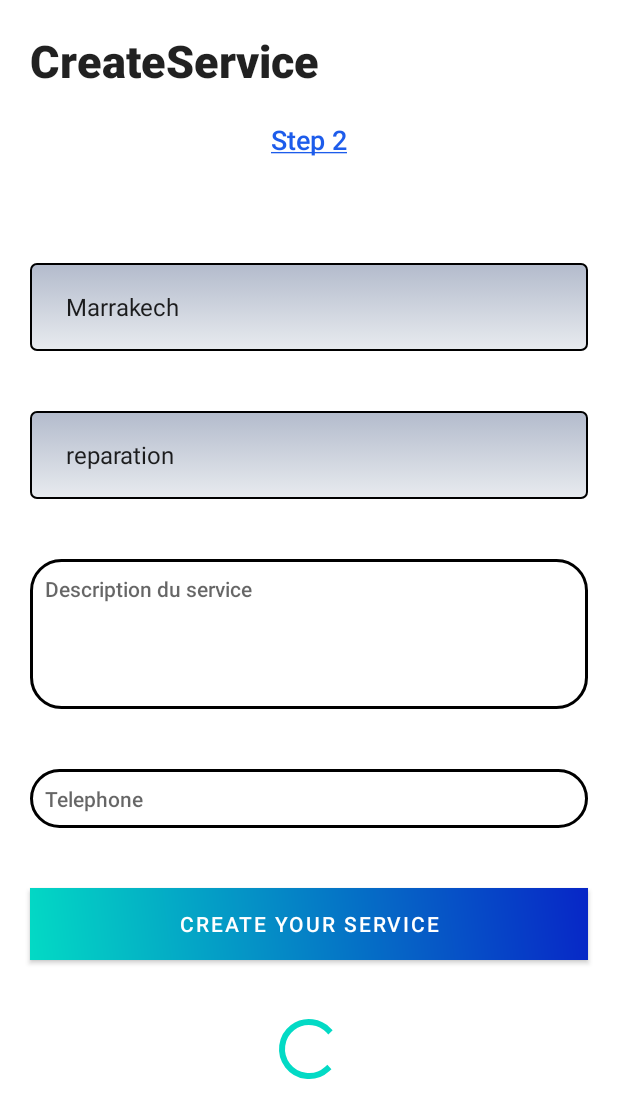
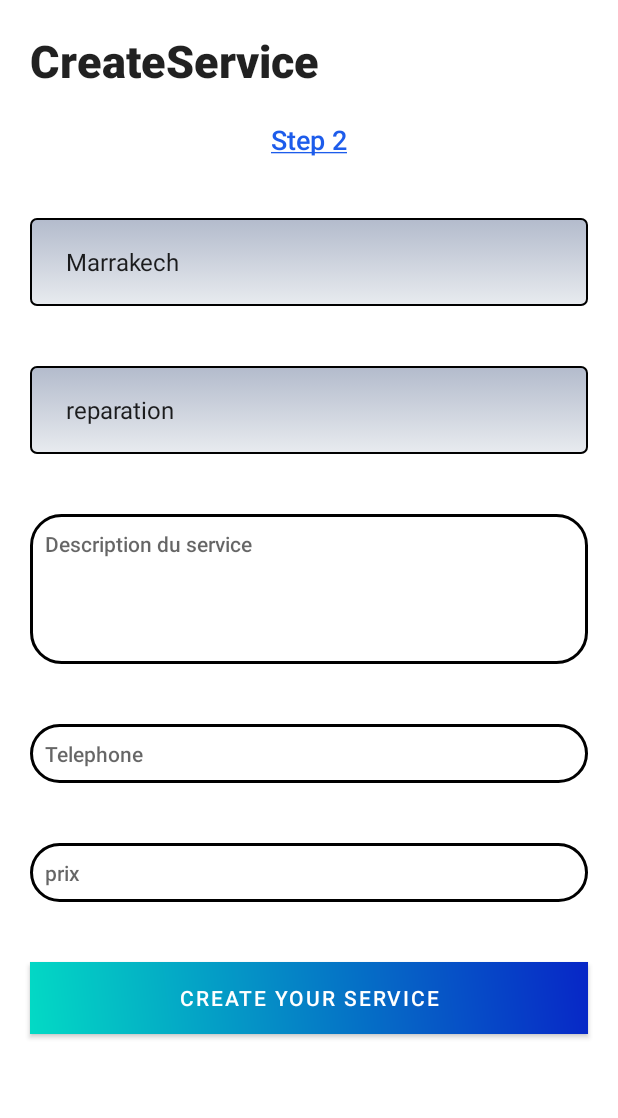
Before and after one commit to Abiree/Khadamat, an Android app: the CreateService screen opened directly, with no data from a screen before it, on a phone screen of 412 x 824 dp. Shown: the top 1118 px of the screen. Run offline under Robolectric (Android 15) with nearby library versions, the phone set to English and light mode, and no system bars; our stand-ins replace Firebase (no records; nobody signed in at launch, a user with empty details on screens opened directly).

```diff
--- a/app/src/main/java/com/example/khadamat/Home/HomeActivity.java
+++ b/app/src/main/java/com/example/khadamat/Home/HomeActivity.java
@@ -44,16 +44,12 @@ public class HomeActivity extends AppCompatActivity {
         }
         //adapter settings;
         serviceList = new ArrayList<>();
-
-
         recyclerView = (RecyclerView)findViewById(R.id.recyclerview);
         recyclerView.setHasFixedSize(true);
         recyclerView.setLayoutManager(new LinearLayoutManager(this));
-        adapter = new ServiceAdapter(this, serviceList);
+        adapter = new ServiceAdapter(getApplicationContext(), serviceList);
         recyclerView.setAdapter(adapter);
-
         //SELECT * from USERS
-
         database = FirebaseDatabase.getInstance();
         ref = database.getReference("Users");
         ref.addListenerForSingleValueEvent(valueEventListener);
--- a/app/src/main/res/layout/activity_createservice.xml
+++ b/app/src/main/res/layout/activity_createservice.xml
@@ -41,7 +41,7 @@
             android:layout_width="match_parent"
             android:layout_height="wrap_content"
             android:layout_marginLeft="20dp"
-            android:layout_marginTop="50dp"
+            android:layout_marginTop="20dp"
             android:layout_marginRight="20dp"
             android:layout_marginBottom="20dp"
             android:background="@drawable/gradient_spinner"
@@ -87,10 +87,21 @@
             android:ems="10"
             android:hint="@string/telephone"
             android:inputType="number"
-
             android:background="@drawable/edittextborder"
             android:padding="10dp"
             android:autofillHints="@string/telephone" />
+        <EditText
+            android:id="@+id/Price"
+            android:textAppearance="@style/TextAppearance.AppCompat.Body2"
+            android:layout_width="match_parent"
+            android:layout_height="wrap_content"
+            android:layout_margin="20dp"
+            android:ems="10"
+            android:hint="@string/Prix"
+            android:inputType="number"
+            android:background="@drawable/edittextborder"
+            android:padding="10dp"
+            android:autofillHints="@string/prix" />
 
         <Button
             android:id="@+id/button2"
@@ -115,6 +126,6 @@
             android:layout_marginTop="30dp"
             android:layout_marginEnd="32dp"
             android:layout_marginBottom="64dp"
-            android:visibility="visible" />
+            android:visibility="gone" />
     </LinearLayout>
 </ScrollView>
--- a/app/src/main/res/layout/activity_home.xml
+++ b/app/src/main/res/layout/activity_home.xml
@@ -38,8 +38,7 @@
               android:layout_weight="1"
               android:contentDescription="@string/img_desc_avatar"
               android:onClick="goprofile"
-              app:srcCompat="@drawable/profile_img"
-              />
+              app:srcCompat="@drawable/profile_image" />
 
       </LinearLayout>
 
--- a/app/src/main/res/layout/activity_profile.xml
+++ b/app/src/main/res/layout/activity_profile.xml
@@ -33,7 +33,7 @@
                 android:layout_height="@dimen/ProfileImageDim"
                 android:layout_marginTop="10dp"
                 android:layout_weight="1"
-                android:background="@drawable/profile_img"
+                android:background="@drawable/profile_image"
                 android:padding="5dp"
                 app:shapeAppearanceOverlay="@style/Circular"
                 app:strokeColor="@android:color/holo_blue_light"
--- a/app/src/main/res/layout/activity_settings.xml
+++ b/app/src/main/res/layout/activity_settings.xml
@@ -27,7 +27,7 @@
                 android:layout_height="@dimen/ProfileImageDim"
                 android:layout_marginTop="10dp"
                 android:layout_weight="1"
-                android:background="@drawable/profile_img"
+                android:background="@drawable/profile_image"
                 android:padding="5dp"
                 app:shapeAppearanceOverlay="@style/Circular"
                 app:strokeColor="@android:color/holo_blue_light"
--- a/app/src/main/res/layout/card_layout.xml
+++ b/app/src/main/res/layout/card_layout.xml
@@ -5,11 +5,14 @@
     android:orientation="vertical">
 
     <androidx.cardview.widget.CardView
+        android:id="@+id/card"
         android:layout_width="match_parent"
         android:layout_height="wrap_content"
-        android:layout_margin="5dp">
+        android:layout_margin="5dp"
+       >
 
         <RelativeLayout
+            android:id="@+id/lay"
             android:layout_width="match_parent"
             android:layout_height="wrap_content"
             android:padding="8dp">
--- a/app/src/main/res/values/strings.xml
+++ b/app/src/main/res/values/strings.xml
@@ -70,4 +70,5 @@
         whether in companies or in private homes.
     </string>
     <string name="user_name">VICTOR NUCULICI</string>
+    <string name="Prix">prix</string>
 </resources>
```
Also changed, not shown: app/src/main/java/com/example/khadamat/CreateService/CreateService.java (+22 -2 lines), app/src/main/java/com/example/khadamat/Service.java (+15 -5 lines), app/src/main/java/com/example/khadamat/ServiceAdapter.java (+32 -6 lines), app/src/main/java/com/example/khadamat/service/ServiceActivity.java (+28 -0 lines), app/src/main/res/layout/servicee.xml (+7 -5 lines), app/src/main/res/drawable/livraison.png (added), app/src/main/res/drawable/reparation.png (added), app/src/main/res/drawable/vente.jpg (added).
